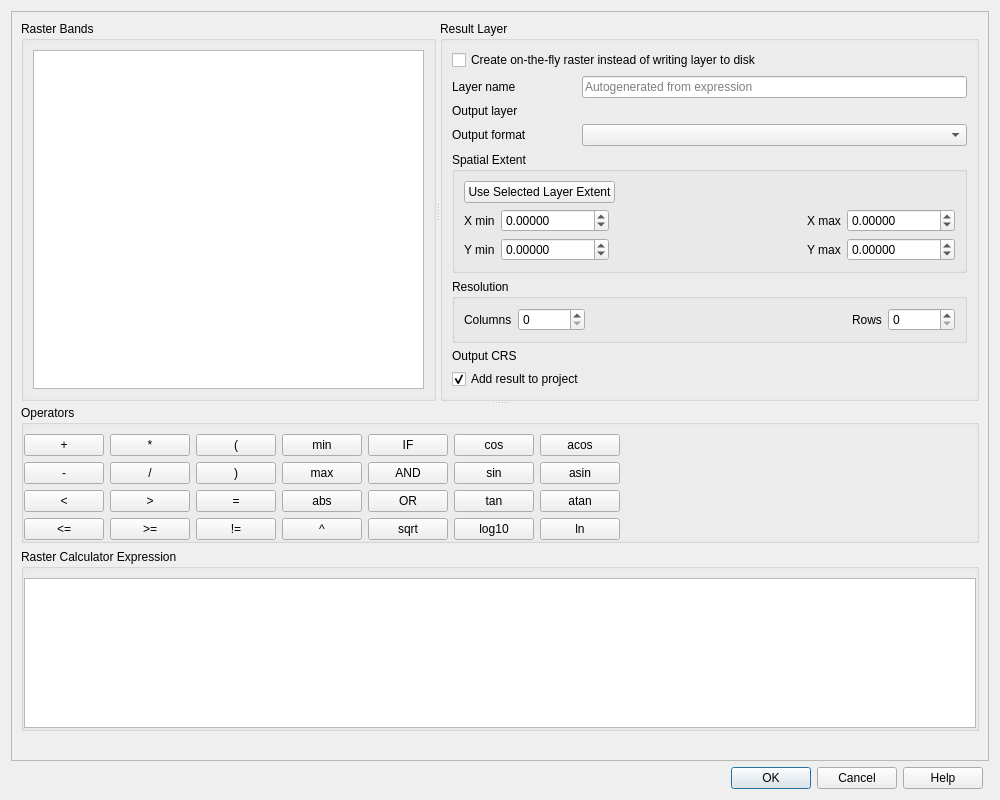
The window that src/ui/qgsrastercalcdialogbase.ui (qgis/QGIS) describes before a commit, drawn with Qt 5.
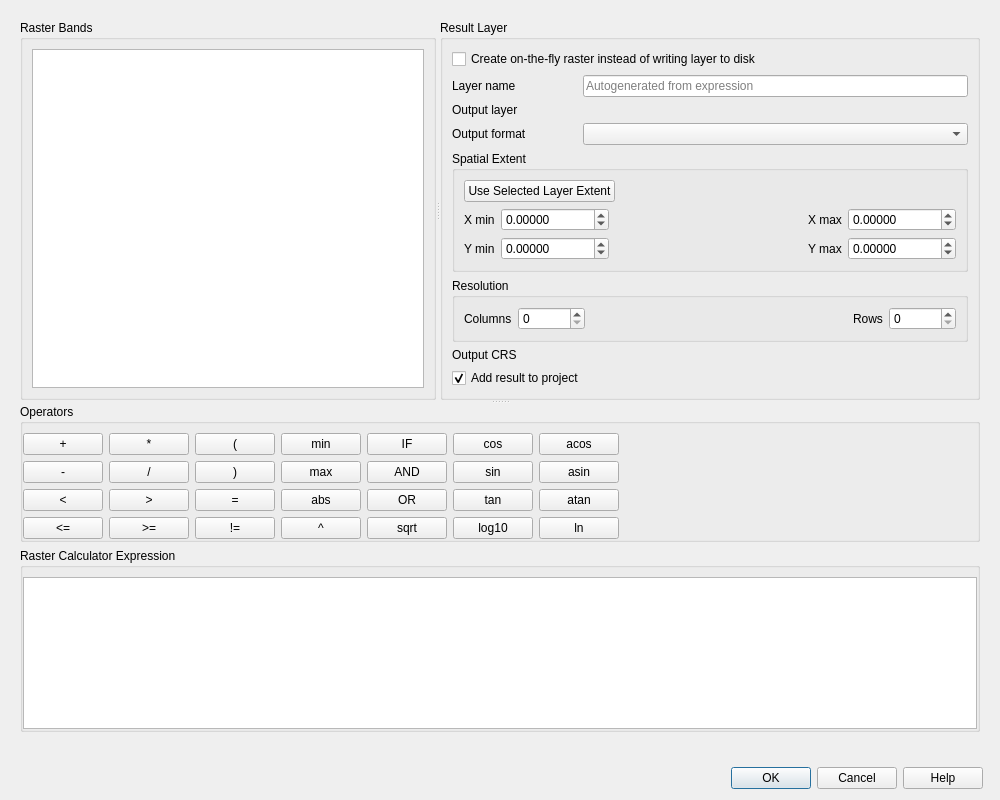
The same window after the commit. Custom widgets are drawn as their Qt base class.

Commit message: changed qscrollarea to qgsscrollarea

The edit to the form file:
```diff
--- a/src/ui/qgsrastercalcdialogbase.ui
+++ b/src/ui/qgsrastercalcdialogbase.ui
@@ -31,19 +31,12 @@
     </widget>
    </item>
    <item row="0" column="0" colspan="2">
-    <widget class="QScrollArea" name="scrollArea">
-     <property name="widgetResizable">
+    <widget class="QgsScrollArea" name="scrollArea">
+     <property name="widgetResizable" stdset="0">
       <bool>true</bool>
      </property>
-     <widget class="QWidget" name="scrollAreaWidgetContents_2">
-      <property name="geometry">
-       <rect>
-        <x>0</x>
-        <y>0</y>
-        <width>955</width>
-        <height>758</height>
-       </rect>
-      </property>
+     <layout class="QGridLayout" name="gridLayout_8">
+      <item row="0" column="0">
       <layout class="QGridLayout" name="gridLayout_7">
        <item row="0" column="0">
         <widget class="QSplitter" name="splitter_2">
@@ -600,7 +593,8 @@
         </widget>
        </item>
       </layout>
-     </widget>
+      </item>
+     </layout>
     </widget>
    </item>
   </layout>
@@ -634,6 +628,12 @@
    <extends>QSpinBox</extends>
    <header>qgsspinbox.h</header>
   </customwidget>
+  <customwidget>
+   <class>QgsScrollArea</class>
+   <extends>QWidget</extends>
+   <header>qgsscrollarea.h</header>
+   <container>1</container>
+  </customwidget>
  </customwidgets>
  <tabstops>
   <tabstop>mRasterBandsListWidget</tabstop>
```
Lines whose indentation alone changed are shown as unchanged.
